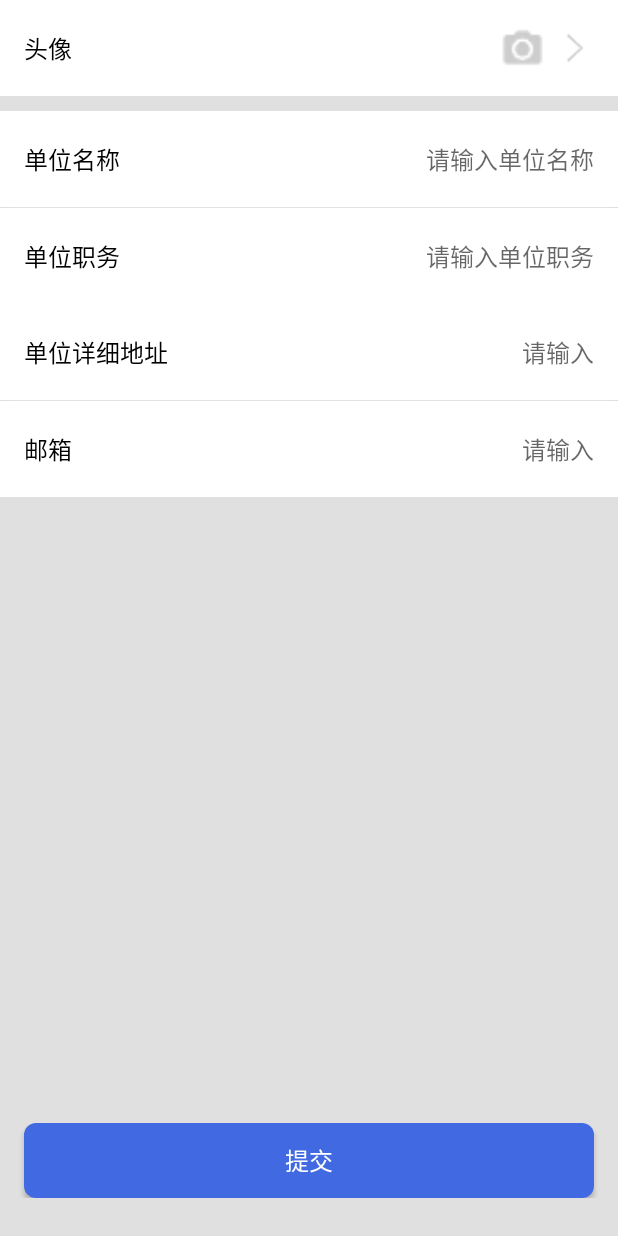
After one commit to hazardhhh/Myclient, an Android app: the AchieveDataActivity screen opened directly, with no data from a screen before it, on a phone screen of 412 x 824 dp. The commit adds this screen. Run offline under Robolectric (Android 15) with nearby library versions, the phone set to English and light mode, and no system bars; our stand-ins replace ButterKnife, RxJava.

Commit message:
完善资料，个人简介布局实现，动态监测文本字数。

```diff
--- a/app/src/main/AndroidManifest.xml
+++ b/app/src/main/AndroidManifest.xml
@@ -41,6 +41,11 @@
         <activity android:name=".ui.activity.MessageTopDialogActivity"
                 android:theme="@style/Message_TopDialog"/>
 
+        <activity android:name=".ui.activity.AchieveDataActivity"
+                android:screenOrientation="portrait"/>
+
+        <activity android:name=".ui.activity.PersonIntroduce"
+                android:screenOrientation="portrait"/>
     </application>
 
 </manifest>
--- /dev/null
+++ b/app/src/main/java/com/example/client/ui/activity/AchieveDataActivity.java
@@ -0,0 +1,11 @@
+package com.example.client.ui.activity;
+
+import com.example.client.R;
+import com.example.client.base.BaseActivity;
+
+public class AchieveDataActivity extends BaseActivity {
+    @Override
+    protected int getLayoutId() {
+        return R.layout.mine_achievedata;
+    }
+}
--- a/app/src/main/java/com/example/client/ui/activity/MainActivity.java
+++ b/app/src/main/java/com/example/client/ui/activity/MainActivity.java
@@ -250,7 +250,7 @@ public class MainActivity extends BaseActivity implements View.OnClickListener{
 
     }
 
-    @OnClick({R.id.find_add,R.id.message_add})
+    @OnClick({R.id.find_add, R.id.message_add})
     public void onClick_Toolbar(View view){
         switch (view.getId()){
             case R.id.find_add:
--- /dev/null
+++ b/app/src/main/res/drawable/mine_achievedata_button.xml
@@ -0,0 +1,10 @@
+<?xml version="1.0" encoding="utf-8"?>
+<shape xmlns:android="http://schemas.android.com/apk/res/android" >
+    <solid android:color="#4169E1" />
+    <corners android:radius="8dp" />
+    <padding
+        android:bottom="2dp"
+        android:left="10dp"
+        android:right="10dp"
+        android:top="2dp" />
+</shape>
--- /dev/null
+++ b/app/src/main/res/layout/mine_achievedata.xml
@@ -0,0 +1,223 @@
+<?xml version="1.0" encoding="utf-8"?>
+<LinearLayout
+    xmlns:android="http://schemas.android.com/apk/res/android"
+    android:layout_width="match_parent"
+    android:layout_height="match_parent"
+    android:orientation="vertical"
+    android:background="#E0E0E0">
+
+    <LinearLayout
+        android:id="@+id/achievedata_icon_show"
+        android:layout_width="match_parent"
+        android:layout_height="64dp"
+        android:background="@color/white"
+        android:orientation="horizontal"
+        android:gravity="center_vertical">
+
+        <TextView
+            android:layout_width="wrap_content"
+            android:layout_height="wrap_content"
+            android:layout_marginLeft="16dp"
+            android:text="@string/achievedata_icon"
+            android:textColor="@color/black"
+            android:textSize="16sp"/>
+
+        <RelativeLayout
+            android:layout_width="wrap_content"
+            android:layout_height="wrap_content"
+            android:gravity="center_vertical">
+
+            <ImageView
+                android:id="@+id/achievedata_photo"
+                android:layout_width="35dp"
+                android:layout_height="35dp"
+                android:layout_alignParentRight="true"
+                android:layout_marginRight="46dp"
+                android:src="@mipmap/mine_achievedata_photo" />
+
+            <ImageView
+                android:layout_width="25dp"
+                android:layout_height="25dp"
+                android:layout_alignParentRight="true"
+                android:layout_marginTop="5dp"
+                android:layout_marginRight="16dp"
+                android:src="@mipmap/right_arrow"/>
+        </RelativeLayout>
+    </LinearLayout>
+
+    <LinearLayout
+        android:id="@+id/achievedata_unit_name_show"
+        android:layout_width="match_parent"
+        android:layout_height="64dp"
+        android:layout_marginTop="10dp"
+        android:background="@color/white"
+        android:clickable="true"
+        android:gravity="center_vertical"
+        android:orientation="horizontal">
+
+        <TextView
+            android:layout_width="wrap_content"
+            android:layout_height="wrap_content"
+            android:layout_marginLeft="16dp"
+            android:text="@string/achievedata_unit_name"
+            android:textColor="@color/black"
+            android:textSize="16sp" />
+
+        <RelativeLayout
+            android:layout_width="wrap_content"
+            android:layout_height="wrap_content"
+            android:layout_marginRight="16dp"
+            android:layout_marginLeft="16dp">
+
+            <EditText
+                android:layout_width="wrap_content"
+                android:layout_height="wrap_content"
+                android:layout_alignParentRight="true"
+                android:background="@null"
+                android:hint="@string/hint_achievedata_unit_name"
+                android:gravity="center_vertical|right"
+                android:textSize="16sp"
+                android:textColor="@color/black"/>
+        </RelativeLayout>
+
+    </LinearLayout>
+
+    <View
+        android:layout_width="match_parent"
+        android:layout_height="0.5dp"
+        android:layout_marginEnd="8dp"
+        android:layout_marginStart="8dp"
+        android:background="#e2e2e2" />
+
+    <LinearLayout
+        android:id="@+id/achievedata_unit_work_show"
+        android:layout_width="match_parent"
+        android:layout_height="64dp"
+        android:background="@color/white"
+        android:clickable="true"
+        android:gravity="center_vertical"
+        android:orientation="horizontal">
+
+        <TextView
+            android:layout_width="wrap_content"
+            android:layout_height="wrap_content"
+            android:layout_marginLeft="16dp"
+            android:text="@string/achievedata_unit_work"
+            android:textColor="@color/black"
+            android:textSize="16sp" />
+
+        <RelativeLayout
+            android:layout_width="wrap_content"
+            android:layout_height="wrap_content"
+            android:layout_marginRight="16dp"
+            android:layout_marginLeft="16dp">
+
+            <EditText
+                android:layout_width="wrap_content"
+                android:layout_height="wrap_content"
+                android:layout_alignParentRight="true"
+                android:background="@null"
+                android:hint="@string/hint_achievedata_unit_work"
+                android:gravity="center_vertical|right"
+                android:textSize="16sp"
+                android:textColor="@color/black"/>
+        </RelativeLayout>
+    </LinearLayout>
+
+    <LinearLayout
+        android:id="@+id/achievedata_unit_address_show"
+        android:layout_width="match_parent"
+        android:layout_height="64dp"
+        android:background="@color/white"
+        android:clickable="true"
+        android:gravity="center_vertical"
+        android:orientation="horizontal">
+
+        <TextView
+            android:layout_width="wrap_content"
+            android:layout_height="wrap_content"
+            android:layout_marginLeft="16dp"
+            android:text="@string/achievedata_unit_address"
+            android:textColor="@color/black"
+            android:textSize="16sp" />
+
+        <RelativeLayout
+            android:layout_width="wrap_content"
+            android:layout_height="wrap_content"
+            android:layout_marginRight="16dp"
+            android:layout_marginLeft="16dp">
+
+            <EditText
+                android:layout_width="wrap_content"
+                android:layout_height="wrap_content"
+                android:layout_alignParentRight="true"
+                android:background="@null"
+                android:hint="@string/hint_achievedata_unit_address_email"
+                android:gravity="center_vertical|right"
+                android:textSize="16sp"
+                android:textColor="@color/black"/>
+        </RelativeLayout>
+    </LinearLayout>
+
+    <View
+        android:layout_width="match_parent"
+        android:layout_height="0.5dp"
+        android:layout_marginEnd="8dp"
+        android:layout_marginStart="8dp"
+        android:background="#e2e2e2" />
+
+    <LinearLayout
+        android:id="@+id/achievedata_email_show"
+        android:layout_width="match_parent"
+        android:layout_height="64dp"
+        android:background="@color/white"
+        android:clickable="true"
+        android:gravity="center_vertical"
+        android:orientation="horizontal">
+
+        <TextView
+            android:layout_width="wrap_content"
+            android:layout_height="wrap_content"
+            android:layout_marginLeft="16dp"
+            android:text="@string/achievedata_email"
+            android:textColor="@color/black"
+            android:textSize="16sp" />
+
+        <RelativeLayout
+            android:layout_width="wrap_content"
+            android:layout_height="wrap_content"
+            android:layout_marginRight="16dp"
+            android:layout_marginLeft="16dp">
+
+            <EditText
+                android:layout_width="wrap_content"
+                android:layout_height="wrap_content"
+                android:layout_alignParentRight="true"
+                android:background="@null"
+                android:hint="@string/hint_achievedata_unit_address_email"
+                android:gravity="center_vertical|right"
+                android:textSize="16sp"
+                android:textColor="@color/black"/>
+        </RelativeLayout>
+    </LinearLayout>
+
+
+    <RelativeLayout
+        android:layout_width="match_parent"
+        android:layout_height="wrap_content"
+        android:layout_marginBottom="25dp">
+
+        <Button
+            android:id="@+id/button_mine_achieve_data"
+            android:layout_alignParentBottom="true"
+            android:layout_width="match_parent"
+            android:layout_height="50dp"
+            android:layout_marginLeft="16dp"
+            android:layout_marginRight="16dp"
+            android:background="@drawable/mine_achievedata_button"
+            android:text="@string/button_achievedata"
+            android:textColor="@color/white"
+            android:textSize="16sp"/>
+    </RelativeLayout>
+
+</LinearLayout>
--- a/app/src/main/res/values/strings.xml
+++ b/app/src/main/res/values/strings.xml
@@ -9,4 +9,18 @@
     <string name="complain_advise">投诉建议</string>
     <string name="achieve_data">完善资料</string>
     <string name="actual_identification">实名认证</string>
+    <string name="achievedata_icon">头像</string>
+    <string name="achievedata_unit_name">单位名称</string>
+    <string name="achievedata_unit_work">单位职务</string>
+    <string name="achievedata_unit_address">单位详细地址</string>
+    <string name="achievedata_email">邮箱</string>
+    <string name="hint_achievedata_unit_name">请输入单位名称</string>
+    <string name="hint_achievedata_unit_work">请输入单位职务</string>
+    <string name="hint_achievedata_unit_address_email">请输入</string>
+    <string name="button_achievedata">提交</string>
+    <string name="hint_person_introduce">用一段话介绍自己...</string>
+    <string name="show_person_introduce_honour">上限了...</string>
+    <string name="person_honour">个人荣誉</string>
+    <string name="hint_person_honour">获得过哪些荣誉...</string>
+    <string name="person_photo">个人照片</string>
 </resources>
```
Also changed, not shown: app/src/main/java/com/example/client/ui/activity/PersonIntroduce.java (added, +83 -0 lines), app/src/main/java/com/example/client/ui/fragment/MineFragment.java (+49 -1 lines), app/src/main/res/layout/mine_person_introduce.xml (added, +150 -0 lines), app/src/main/res/mipmap-xxhdpi/mine_achievedata_photo.png (added).
